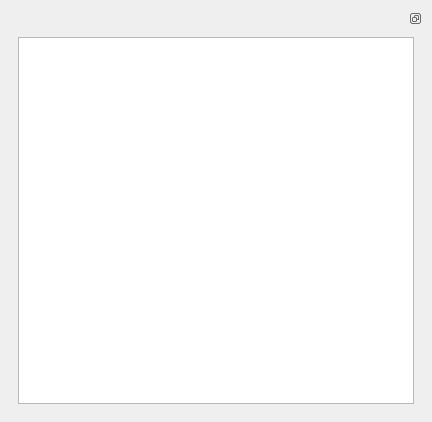
This is bacula/src/qt-console/console/console.ui in rkorzeniewski/bacula as Qt 5 draws it before an edit. The edited form follows.
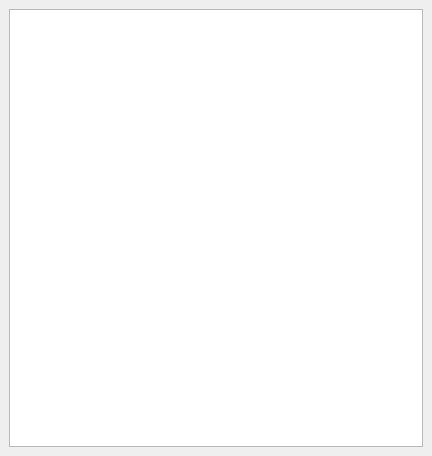
This is the edited form. Icons and pictures are not drawn.

```diff
--- a/bacula/src/qt-console/console/console.ui
+++ b/bacula/src/qt-console/console/console.ui
@@ -6,7 +6,7 @@
     <x>0</x>
     <y>0</y>
     <width>432</width>
-    <height>422</height>
+    <height>456</height>
    </rect>
   </property>
   <property name="windowTitle" >
@@ -20,31 +20,6 @@
     <number>6</number>
    </property>
    <item row="0" column="0" >
-    <widget class="QDockWidget" name="dockWidget" >
-     <property name="focusPolicy" >
-      <enum>Qt::StrongFocus</enum>
-     </property>
-     <property name="windowIcon" >
-      <iconset>../images/print.png</iconset>
-     </property>
-     <property name="features" >
-      <set>QDockWidget::DockWidgetFloatable|QDockWidget::DockWidgetMovable|QDockWidget::NoDockWidgetFeatures</set>
-     </property>
-     <property name="allowedAreas" >
-      <set>Qt::NoDockWidgetArea</set>
-     </property>
-     <widget class="QWidget" name="dockWidgetContents" >
-      <property name="focusPolicy" >
-       <enum>Qt::StrongFocus</enum>
-      </property>
-      <layout class="QGridLayout" >
-       <property name="margin" >
-        <number>9</number>
-       </property>
-       <property name="spacing" >
-        <number>6</number>
-       </property>
-       <item row="0" column="0" >
         <widget class="QTextEdit" name="textEdit" >
          <property name="sizePolicy" >
           <sizepolicy>
@@ -99,10 +74,6 @@
          <property name="readOnly" >
           <bool>true</bool>
          </property>
-        </widget>
-       </item>
-      </layout>
-     </widget>
     </widget>
    </item>
   </layout>
```
Lines whose indentation alone changed are shown as unchanged.
